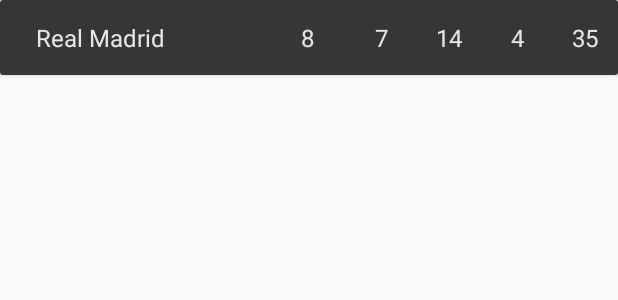
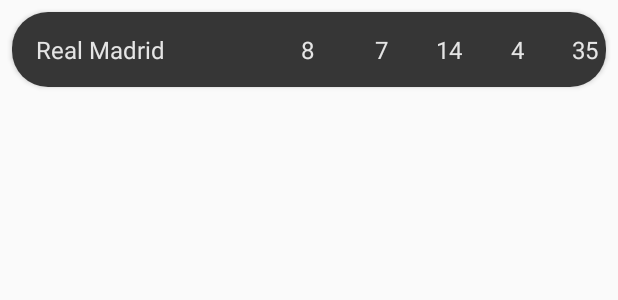
Before and after one commit to zahraamohamed/Football-App, an Android app: the layout item_standing.xml on its own in the app's theme, with its tools: preview values and no code run, on a phone screen of 412 x 824 dp. Shown: the top 300 px of the screen. Run offline under Robolectric (Android 15) with nearby library versions, the phone set to English and light mode, and no system bars; network calls fail.

Commit message:
add function setBackgroundTeam()  in BindingAdapter.kt and add this in  item_standing.xml

```diff
--- a/app/src/main/res/layout/item_standing.xml
+++ b/app/src/main/res/layout/item_standing.xml
@@ -12,9 +12,14 @@
             name="listener"
             type="com.example.footballapp.ui.league.standing.StandInteractionListener" />
     </data>
+
     <androidx.cardview.widget.CardView
         android:layout_width="wrap_content"
-        android:layout_height="wrap_content">
+        android:layout_height="wrap_content"
+        android:layout_margin="@dimen/padding1x"
+        backgroundTeamByOnClick="@{()->listener.onClickStand(item)"
+        app:cardCornerRadius="@dimen/padding3x">
+
         <androidx.constraintlayout.widget.ConstraintLayout
             android:layout_width="match_parent"
             android:layout_height="wrap_content"
```
Also changed, not shown: app/src/main/java/com/example/footballapp/util/BindingAdapter.kt (+10 -8 lines).
